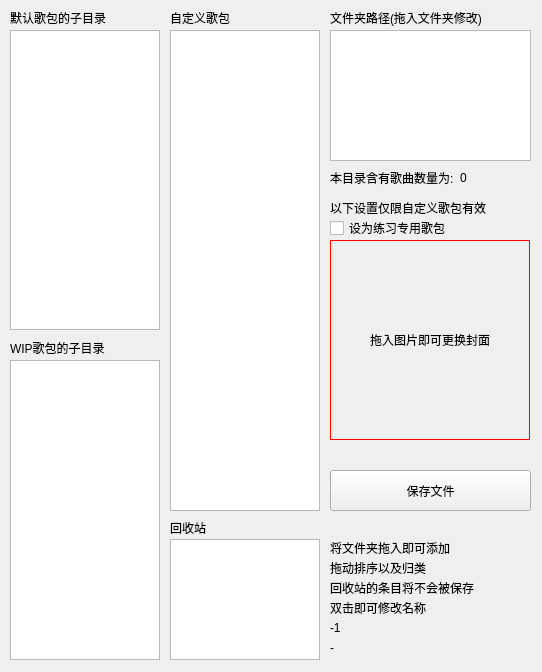
MikuPy2001/foldersEditLauncher, file foldersEdit.ui: the form before one commit.
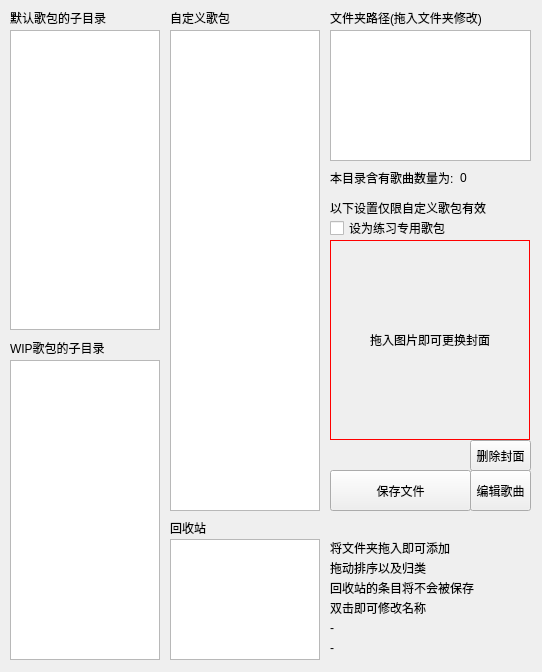
The form after the commit. Custom widgets are drawn as their Qt base class.

Diff of the .ui file:
```diff
--- a/foldersEdit.ui
+++ b/foldersEdit.ui
@@ -246,7 +246,7 @@
     <rect>
      <x>330</x>
      <y>220</y>
-     <width>191</width>
+     <width>201</width>
      <height>16</height>
     </rect>
    </property>
@@ -259,7 +259,7 @@
     <rect>
      <x>330</x>
      <y>470</y>
-     <width>201</width>
+     <width>141</width>
      <height>41</height>
     </rect>
    </property>
@@ -329,7 +329,7 @@
     </rect>
    </property>
    <property name="text">
-    <string>-1</string>
+    <string>-</string>
    </property>
   </widget>
   <widget class="QLabel" name="no_uss_label_12">
@@ -371,6 +371,32 @@
     <string>0</string>
    </property>
   </widget>
+  <widget class="QPushButton" name="editsongs">
+   <property name="geometry">
+    <rect>
+     <x>470</x>
+     <y>470</y>
+     <width>61</width>
+     <height>41</height>
+    </rect>
+   </property>
+   <property name="text">
+    <string>编辑歌曲</string>
+   </property>
+  </widget>
+  <widget class="QPushButton" name="delimg">
+   <property name="geometry">
+    <rect>
+     <x>470</x>
+     <y>440</y>
+     <width>61</width>
+     <height>31</height>
+    </rect>
+   </property>
+   <property name="text">
+    <string>删除封面</string>
+   </property>
+  </widget>
  </widget>
  <customwidgets>
   <customwidget>
@@ -383,6 +409,11 @@
    <extends>QLabel</extends>
    <header>foldersEditControls</header>
   </customwidget>
+  <customwidget>
+   <class>MyQTextEdit</class>
+   <extends>QTextEdit</extends>
+   <header>foldersEditControls</header>
+  </customwidget>
  </customwidgets>
  <resources/>
  <connections/>
```
Left out of the diff: 2 changed lines with no effect on the pictures.
